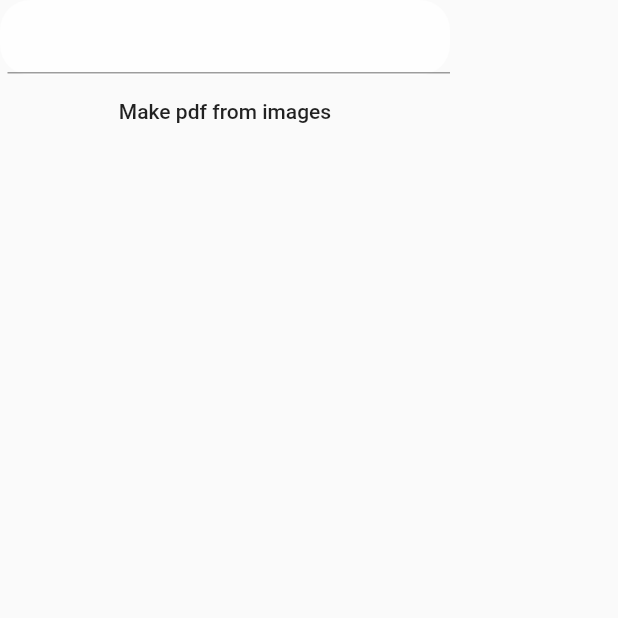
After one commit to DRohan007/pdf_maker, a Flutter app: the pdf_create screen opened by its route, on a phone screen of 412 x 824 dp, the top half of it. The commit adds this screen. Run offline on Flutter 3.47's test engine with Material 2 defaults, Android fonts, the phone set to English and light mode, and no system bars; our stand-ins replace file_picker, flutter_speed_dial, pdf; missing offline and left inert: pdf_flutter.

Commit message:
Pdf_Maker: Make Code clean with different screen for creation of pdf
Signed-off-by: DRohan007 <drohan940@gmail.com>

```diff
--- /dev/null
+++ b/lib/createpdf.dart
@@ -0,0 +1,117 @@
+import 'dart:io';
+import 'package:flutter/material.dart';
+import 'package:path_provider/path_provider.dart';
+import 'package:pdf/pdf.dart';
+import 'package:pdf/widgets.dart' as pw;
+import 'package:file_picker/file_picker.dart';
+
+class pdf_create extends StatefulWidget {
+  @override
+  _pdf_createState createState() => _pdf_createState();
+}
+
+class _pdf_createState extends State<pdf_create> {
+  String pdf_name;
+  final myController = TextEditingController();
+
+  @override
+  void dispose() {
+    // Clean up the controller when the widget is disposed.
+    myController.dispose();
+    super.dispose();
+  }
+  final pdf = pw.Document();
+  List<File> temp;
+  void generate_pdf() async {
+    try {
+      temp = await FilePicker.getMultiFile(
+        type: FileType.image,
+        allowCompression: true,
+      );
+    }
+    on Exception catch (e) {
+      showDialog(
+          context: context,
+          builder: (BuildContext context) {
+            return AlertDialog(
+              title: Text('Error....'),
+              content: Text('Unsupported exception: $e'),
+              actions: <Widget>[
+                FlatButton(
+                  child: Text('OK'),
+                  onPressed: () {},
+                )
+              ],
+            );
+          });
+    }
+
+final images = await temp.map(
+  (cnv) => PdfImage.file(
+    pdf.document,
+    bytes: cnv.readAsBytesSync(),
+    orientation: PdfImageOrientation.topRight,
+  ),
+);
+
+pdf.addPage(pw.MultiPage(
+    build: (pw.Context context) => <pw.Widget>[
+      ...images.map((image){
+        return pw.Center(
+          child: pw.Image(image),
+          // heightFactor: 10.0,
+          // widthFactor: 60.0,
+          );
+      }).toList(),
+
+    ],
+),
+);
+     //write to file
+     final op = await getExternalStorageDirectory();
+
+     String pathtowrite = op.path + 'test.pdf';
+     File op_file = File(pathtowrite);
+     print('$pdf_name');
+     print(pathtowrite);
+     await op_file.writeAsBytesSync(pdf.save());
+  }
+  @override
+  Widget build(BuildContext context) {
+    return Scaffold(
+      body: Center(
+        child: Row(
+          children: [
+            Column(
+              children: [
+                Container(
+              padding: EdgeInsets.only(left: 5.0),
+                      height: 50,
+                      width: 300,
+                      decoration: BoxDecoration(
+                        color: Colors.white70,
+                        shape: BoxShape.rectangle,
+                        borderRadius: BorderRadius.circular(20.0),
+                      ),
+                      child: Center(
+                        child: TextField(
+                              ),
+                            ),
+                          ),
+              MaterialButton(
+                child: Text('Make pdf from images'),
+                onPressed: (){
+                  generate_pdf();
+                  Navigator.pop(context);
+                },
+              ),
+
+              ],
+            ),
+          ],
+        ),
+
+      ),
+    );
+  }
+}
```
Also changed, not shown: lib/main.dart (+5 -59 lines).
